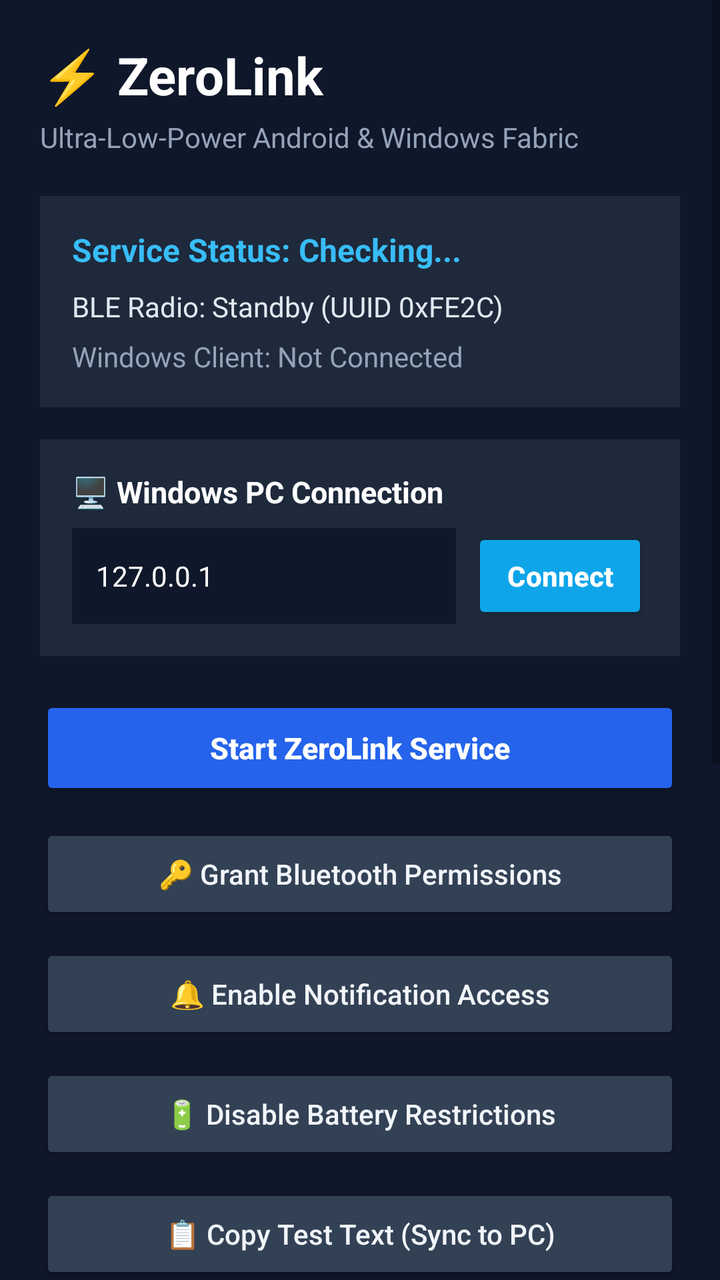
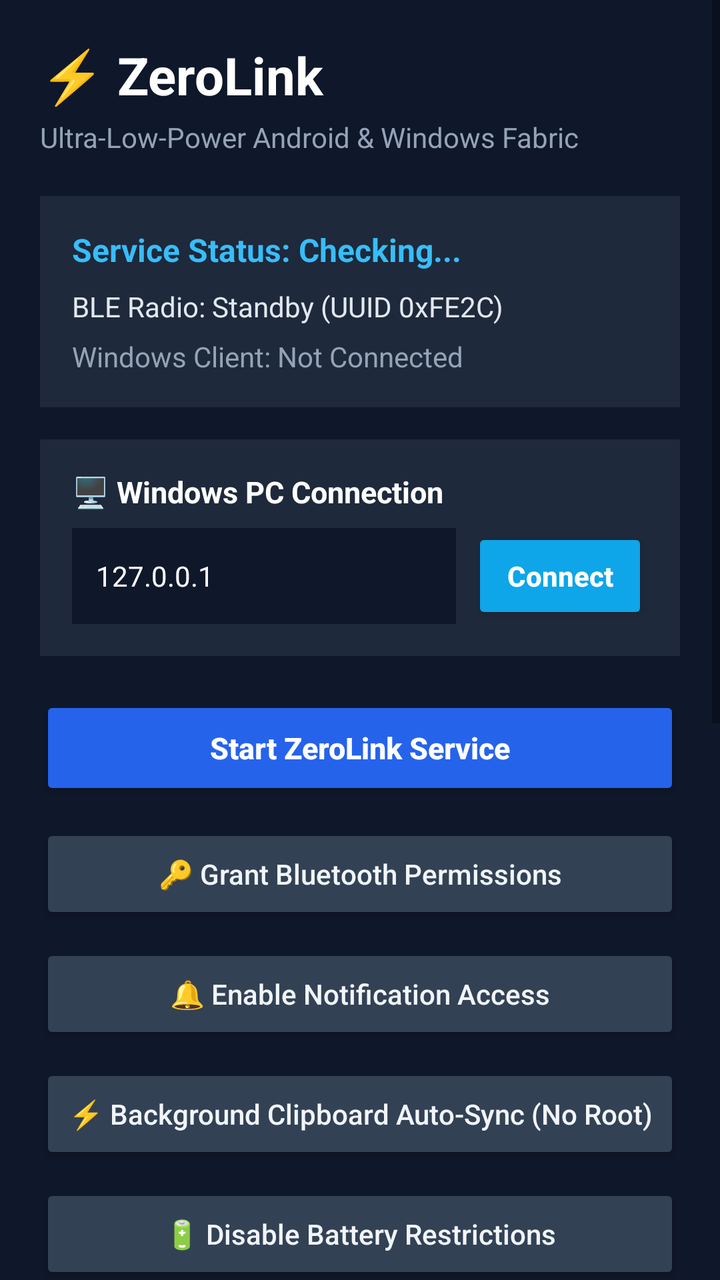

An Android layout rendered at two revisions. The XML below is the earlier revision; the diff shows what the commit changed to produce the second picture.
<!-- AndroidManifest.xml: activity theme Theme.ZeroLink -->
<!-- res/layout/activity_main.xml -->
<?xml version="1.0" encoding="utf-8"?>
<ScrollView xmlns:android="http://schemas.android.com/apk/res/android"
    android:layout_width="match_parent"
    android:layout_height="match_parent"
    android:background="#0F172A"
    android:fillViewport="true">

    <LinearLayout
        android:layout_width="match_parent"
        android:layout_height="wrap_content"
        android:orientation="vertical"
        android:padding="20dp">

        
        <TextView
            android:layout_width="wrap_content"
            android:layout_height="wrap_content"
            android:text="⚡ ZeroLink"
            android:textColor="#FFFFFF"
            android:textSize="26sp"
            android:textStyle="bold" />

        <TextView
            android:layout_width="wrap_content"
            android:layout_height="wrap_content"
            android:layout_marginTop="4dp"
            android:text="Ultra-Low-Power Android &amp; Windows Fabric"
            android:textColor="#94A3B8"
            android:textSize="14sp" />

        
        <LinearLayout
            android:layout_width="match_parent"
            android:layout_height="wrap_content"
            android:layout_marginTop="20dp"
            android:background="#1E293B"
            android:orientation="vertical"
            android:padding="16dp">

            <TextView
                android:id="@+id/tv_service_status"
                android:layout_width="wrap_content"
                android:layout_height="wrap_content"
                android:text="Service Status: Checking..."
                android:textColor="#38BDF8"
                android:textSize="16sp"
                android:textStyle="bold" />

            <TextView
                android:id="@+id/tv_ble_status"
                android:layout_width="wrap_content"
                android:layout_height="wrap_content"
                android:layout_marginTop="8dp"
                android:text="BLE Radio: Standby (UUID 0xFE2C)"
                android:textColor="#E2E8F0"
                android:textSize="14sp" />

            <TextView
                android:id="@+id/tv_connection_status"
                android:layout_width="wrap_content"
                android:layout_height="wrap_content"
                android:layout_marginTop="6dp"
                android:text="Windows Client: Not Connected"
                android:textColor="#94A3B8"
                android:textSize="14sp" />
        </LinearLayout>

        
        <LinearLayout
            android:layout_width="match_parent"
            android:layout_height="wrap_content"
            android:layout_marginTop="16dp"
            android:background="#1E293B"
            android:orientation="vertical"
            android:padding="16dp">

            <TextView
                android:layout_width="wrap_content"
                android:layout_height="wrap_content"
                android:text="🖥️ Windows PC Connection"
                android:textColor="#FFFFFF"
                android:textSize="15sp"
                android:textStyle="bold" />

            <LinearLayout
                android:layout_width="match_parent"
                android:layout_height="wrap_content"
                android:layout_marginTop="8dp"
                android:orientation="horizontal">

                <EditText
                    android:id="@+id/et_host_ip"
                    android:layout_width="0dp"
                    android:layout_height="48dp"
                    android:layout_weight="1"
                    android:background="#0F172A"
                    android:hint="PC IP (127.0.0.1 or LAN IP)"
                    android:paddingHorizontal="12dp"
                    android:singleLine="true"
                    android:text="127.0.0.1"
                    android:textColor="#FFFFFF"
                    android:textColorHint="#64748B"
                    android:textSize="14sp" />

                <Button
                    android:id="@+id/btn_connect_host"
                    android:layout_width="wrap_content"
                    android:layout_height="48dp"
                    android:layout_marginStart="8dp"
                    android:backgroundTint="#0EA5E9"
                    android:text="Connect"
                    android:textAllCaps="false"
                    android:textColor="#FFFFFF"
                    android:textStyle="bold" />
            </LinearLayout>
        </LinearLayout>

        
        <Button
            android:id="@+id/btn_toggle_service"
            android:layout_width="match_parent"
            android:layout_height="52dp"
            android:layout_marginTop="20dp"
            android:backgroundTint="#2563EB"
            android:text="Start ZeroLink Service"
            android:textAllCaps="false"
            android:textColor="#FFFFFF"
            android:textSize="15sp"
            android:textStyle="bold" />

        <Button
            android:id="@+id/btn_grant_permissions"
            android:layout_width="match_parent"
            android:layout_height="50dp"
            android:layout_marginTop="12dp"
            android:backgroundTint="#334155"
            android:text="🔑 Grant Bluetooth Permissions"
            android:textAllCaps="false"
            android:textColor="#F1F5F9"
            android:textSize="14sp" />

        <Button
            android:id="@+id/btn_notification_access"
            android:layout_width="match_parent"
            android:layout_height="50dp"
            android:layout_marginTop="10dp"
            android:backgroundTint="#334155"
            android:text="🔔 Enable Notification Access"
            android:textAllCaps="false"
            android:textColor="#F1F5F9"
            android:textSize="14sp" />

        <Button
            android:id="@+id/btn_battery_optimization"
            android:layout_width="match_parent"
            android:layout_height="50dp"
            android:layout_marginTop="10dp"
            android:backgroundTint="#334155"
            android:text="🔋 Disable Battery Restrictions"
            android:textAllCaps="false"
            android:textColor="#F1F5F9"
            android:textSize="14sp" />

        <Button
            android:id="@+id/btn_test_clipboard"
            android:layout_width="match_parent"
            android:layout_height="50dp"
            android:layout_marginTop="10dp"
            android:backgroundTint="#334155"
            android:text="📋 Copy Test Text (Sync to PC)"
            android:textAllCaps="false"
            android:textColor="#F1F5F9"
            android:textSize="14sp" />

        <Button
            android:id="@+id/btn_send_notif"
            android:layout_width="match_parent"
            android:layout_height="50dp"
            android:layout_marginTop="10dp"
            android:backgroundTint="#334155"
            android:text="🔔 Send Test Notification to PC"
            android:textAllCaps="false"
            android:textColor="#F1F5F9"
            android:textSize="14sp" />

        <Button
            android:id="@+id/btn_sync_photos"
            android:layout_width="match_parent"
            android:layout_height="50dp"
            android:layout_marginTop="10dp"
            android:backgroundTint="#334155"
            android:text="📁 Sync Photos Catalog to PC"
            android:textAllCaps="false"
            android:textColor="#F1F5F9"
            android:textSize="14sp" />

        <Button
            android:id="@+id/btn_screen_mirror"
            android:layout_width="match_parent"
            android:layout_height="50dp"
            android:layout_marginTop="10dp"
            android:backgroundTint="#334155"
            android:text="📱 Start Screen Mirroring"
            android:textAllCaps="false"
            android:textColor="#F1F5F9"
            android:textSize="14sp" />

        
        <TextView
            android:layout_width="wrap_content"
            android:layout_height="wrap_content"
            android:layout_marginTop="24dp"
            android:text="Activity &amp; Security Log:"
            android:textColor="#94A3B8"
            android:textSize="14sp"
            android:textStyle="bold" />

        <TextView
            android:id="@+id/tv_logs"
            android:layout_width="match_parent"
            android:layout_height="180dp"
            android:layout_marginTop="8dp"
            android:background="#020617"
            android:fontFamily="monospace"
            android:padding="12dp"
            android:scrollbars="vertical"
            android:text="[Ready] Open ZeroLink to start sync.\n"
            android:textColor="#4ADE80"
            android:textSize="12sp" />

    </LinearLayout>
</ScrollView>
<!-- resources referenced by this layout -->
<resources>
  <style name="Theme.ZeroLink" parent="Theme.AppCompat.DayNight.NoActionBar">
          <item name="colorPrimary">#2563EB</item>
          <item name="colorPrimaryDark">#0F172A</item>
          <item name="colorAccent">#38BDF8</item>
          <item name="android:windowBackground">#0F172A</item>
      </style>
</resources>

<!-- the commit's change to res/layout/activity_main.xml (unified diff, before → after) -->
@@ -151,6 +151,17 @@
             android:textSize="14sp" />
 
         <Button
+            android:id="@+id/btn_accessibility_service"
+            android:layout_width="match_parent"
+            android:layout_height="50dp"
+            android:layout_marginTop="10dp"
+            android:backgroundTint="#334155"
+            android:text="⚡ Background Clipboard Auto-Sync (No Root)"
+            android:textAllCaps="false"
+            android:textColor="#F1F5F9"
+            android:textSize="14sp" />
+
+        <Button
             android:id="@+id/btn_battery_optimization"
             android:layout_width="match_parent"
             android:layout_height="50dp"
